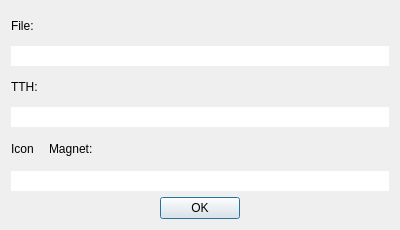
Old version of the form ui/tthdialog.ui in the repository apavelm/stildcpp.
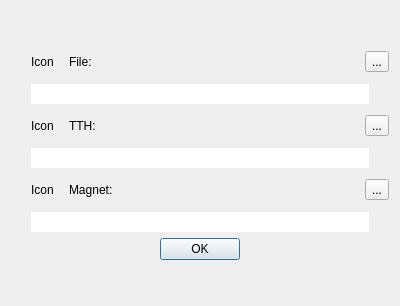
New version of the form.

Diff of the .ui file:
```diff
--- a/ui/tthdialog.ui
+++ b/ui/tthdialog.ui
@@ -9,7 +9,7 @@
     <x>0</x>
     <y>0</y>
     <width>400</width>
-    <height>230</height>
+    <height>306</height>
    </rect>
   </property>
   <property name="sizePolicy" >
@@ -25,6 +25,58 @@
    <item row="0" column="0" >
     <layout class="QVBoxLayout" >
      <item>
+      <layout class="QHBoxLayout" >
+       <item>
+        <spacer>
+         <property name="orientation" >
+          <enum>Qt::Horizontal</enum>
+         </property>
+         <property name="sizeType" >
+          <enum>QSizePolicy::Fixed</enum>
+         </property>
+         <property name="sizeHint" >
+          <size>
+           <width>20</width>
+           <height>20</height>
+          </size>
+         </property>
+        </spacer>
+       </item>
+       <item>
+        <widget class="QLabel" name="icolabel_file" >
+         <property name="sizePolicy" >
+          <sizepolicy vsizetype="Fixed" hsizetype="Fixed" >
+           <horstretch>0</horstretch>
+           <verstretch>0</verstretch>
+          </sizepolicy>
+         </property>
+         <property name="minimumSize" >
+          <size>
+           <width>32</width>
+           <height>32</height>
+          </size>
+         </property>
+         <property name="maximumSize" >
+          <size>
+           <width>32</width>
+           <height>32</height>
+          </size>
+         </property>
+         <property name="baseSize" >
+          <size>
+           <width>32</width>
+           <height>32</height>
+          </size>
+         </property>
+         <property name="text" >
+          <string>Icon</string>
+         </property>
+         <property name="scaledContents" >
+          <bool>true</bool>
+         </property>
+        </widget>
+       </item>
+       <item>
       <widget class="QLabel" name="label" >
        <property name="text" >
         <string>File:</string>
@@ -32,6 +84,39 @@
       </widget>
      </item>
      <item>
+        <widget class="QToolButton" name="cp_file" >
+         <property name="toolTip" >
+          <string>Copy FileName</string>
+         </property>
+         <property name="statusTip" >
+          <string>Copy FileName</string>
+         </property>
+         <property name="text" >
+          <string>...</string>
+         </property>
+        </widget>
+       </item>
+      </layout>
+     </item>
+     <item>
+      <layout class="QHBoxLayout" >
+       <item>
+        <spacer>
+         <property name="orientation" >
+          <enum>Qt::Horizontal</enum>
+         </property>
+         <property name="sizeType" >
+          <enum>QSizePolicy::Fixed</enum>
+         </property>
+         <property name="sizeHint" >
+          <size>
+           <width>20</width>
+           <height>20</height>
+          </size>
+         </property>
+        </spacer>
+       </item>
+       <item>
       <widget class="QLineEdit" name="filebox" >
        <property name="enabled" >
         <bool>true</bool>
@@ -44,10 +129,76 @@
        </property>
       </widget>
      </item>
-    </layout>
-   </item>
-   <item row="1" column="0" >
-    <layout class="QVBoxLayout" >
+       <item>
+        <spacer>
+         <property name="orientation" >
+          <enum>Qt::Horizontal</enum>
+         </property>
+         <property name="sizeType" >
+          <enum>QSizePolicy::Fixed</enum>
+         </property>
+         <property name="sizeHint" >
+          <size>
+           <width>20</width>
+           <height>20</height>
+          </size>
+         </property>
+        </spacer>
+       </item>
+      </layout>
+     </item>
+     <item>
+      <layout class="QHBoxLayout" >
+       <item>
+        <spacer>
+         <property name="orientation" >
+          <enum>Qt::Horizontal</enum>
+         </property>
+         <property name="sizeType" >
+          <enum>QSizePolicy::Fixed</enum>
+         </property>
+         <property name="sizeHint" >
+          <size>
+           <width>20</width>
+           <height>20</height>
+          </size>
+         </property>
+        </spacer>
+       </item>
+       <item>
+        <widget class="QLabel" name="icolabel_TTH" >
+         <property name="sizePolicy" >
+          <sizepolicy vsizetype="Fixed" hsizetype="Fixed" >
+           <horstretch>0</horstretch>
+           <verstretch>0</verstretch>
+          </sizepolicy>
+         </property>
+         <property name="minimumSize" >
+          <size>
+           <width>32</width>
+           <height>32</height>
+          </size>
+         </property>
+         <property name="maximumSize" >
+          <size>
+           <width>32</width>
+           <height>32</height>
+          </size>
+         </property>
+         <property name="baseSize" >
+          <size>
+           <width>32</width>
+           <height>32</height>
+          </size>
+         </property>
+         <property name="text" >
+          <string>Icon</string>
+         </property>
+         <property name="scaledContents" >
+          <bool>true</bool>
+         </property>
+        </widget>
+       </item>
      <item>
       <widget class="QLabel" name="label_2" >
        <property name="text" >
@@ -56,6 +207,39 @@
       </widget>
      </item>
      <item>
+        <widget class="QToolButton" name="cp_tth" >
+         <property name="toolTip" >
+          <string>Copy TTH</string>
+         </property>
+         <property name="statusTip" >
+          <string>Copy TTH</string>
+         </property>
+         <property name="text" >
+          <string>...</string>
+         </property>
+        </widget>
+       </item>
+      </layout>
+     </item>
+     <item>
+      <layout class="QHBoxLayout" >
+       <item>
+        <spacer>
+         <property name="orientation" >
+          <enum>Qt::Horizontal</enum>
+         </property>
+         <property name="sizeType" >
+          <enum>QSizePolicy::Fixed</enum>
+         </property>
+         <property name="sizeHint" >
+          <size>
+           <width>20</width>
+           <height>20</height>
+          </size>
+         </property>
+        </spacer>
+       </item>
+       <item>
       <widget class="QLineEdit" name="tthbox" >
        <property name="enabled" >
         <bool>true</bool>
@@ -68,14 +252,44 @@
        </property>
       </widget>
      </item>
-    </layout>
-   </item>
-   <item row="2" column="0" >
-    <layout class="QVBoxLayout" >
+       <item>
+        <spacer>
+         <property name="orientation" >
+          <enum>Qt::Horizontal</enum>
+         </property>
+         <property name="sizeType" >
+          <enum>QSizePolicy::Fixed</enum>
+         </property>
+         <property name="sizeHint" >
+          <size>
+           <width>20</width>
+           <height>20</height>
+          </size>
+         </property>
+        </spacer>
+       </item>
+      </layout>
+     </item>
      <item>
       <layout class="QHBoxLayout" >
        <item>
-        <widget class="QLabel" name="icolabel" >
+        <spacer>
+         <property name="orientation" >
+          <enum>Qt::Horizontal</enum>
+         </property>
+         <property name="sizeType" >
+          <enum>QSizePolicy::Fixed</enum>
+         </property>
+         <property name="sizeHint" >
+          <size>
+           <width>20</width>
+           <height>20</height>
+          </size>
+         </property>
+        </spacer>
+       </item>
+       <item>
+        <widget class="QLabel" name="icolabel_magnet" >
          <property name="sizePolicy" >
           <sizepolicy vsizetype="Fixed" hsizetype="Fixed" >
            <horstretch>0</horstretch>
@@ -112,7 +326,38 @@
          </property>
         </widget>
        </item>
+       <item>
+        <widget class="QToolButton" name="cp_magnet" >
+         <property name="toolTip" >
+          <string>Copy magnet</string>
+         </property>
+         <property name="statusTip" >
+          <string>Copy magnet</string>
+         </property>
+         <property name="text" >
+          <string>...</string>
+         </property>
+        </widget>
+       </item>
       </layout>
+     </item>
+     <item>
+      <layout class="QHBoxLayout" >
+       <item>
+        <spacer>
+         <property name="orientation" >
+          <enum>Qt::Horizontal</enum>
+         </property>
+         <property name="sizeType" >
+          <enum>QSizePolicy::Fixed</enum>
+         </property>
+         <property name="sizeHint" >
+          <size>
+           <width>20</width>
+           <height>20</height>
+          </size>
+         </property>
+        </spacer>
      </item>
      <item>
       <widget class="QLineEdit" name="magnetbox" >
@@ -127,9 +372,25 @@
        </property>
       </widget>
      </item>
-    </layout>
-   </item>
-   <item row="3" column="0" >
+       <item>
+        <spacer>
+         <property name="orientation" >
+          <enum>Qt::Horizontal</enum>
+         </property>
+         <property name="sizeType" >
+          <enum>QSizePolicy::Fixed</enum>
+         </property>
+         <property name="sizeHint" >
+          <size>
+           <width>20</width>
+           <height>20</height>
+          </size>
+         </property>
+        </spacer>
+       </item>
+      </layout>
+     </item>
+     <item>
     <layout class="QHBoxLayout" >
      <item>
       <spacer>
@@ -166,6 +427,8 @@
         </size>
        </property>
       </spacer>
+       </item>
+      </layout>
      </item>
     </layout>
    </item>
```
Left out of the diff: 3 changed lines with no effect on the pictures. Lines whose indentation alone changed are shown as unchanged.
